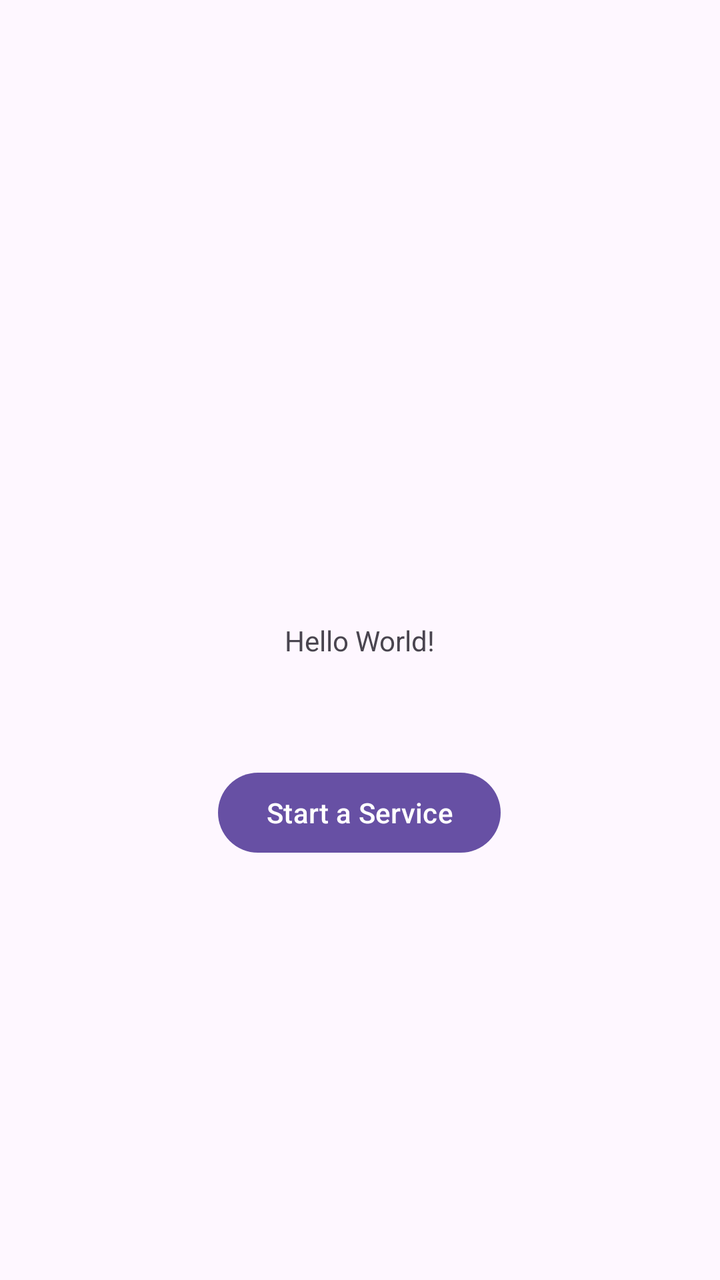
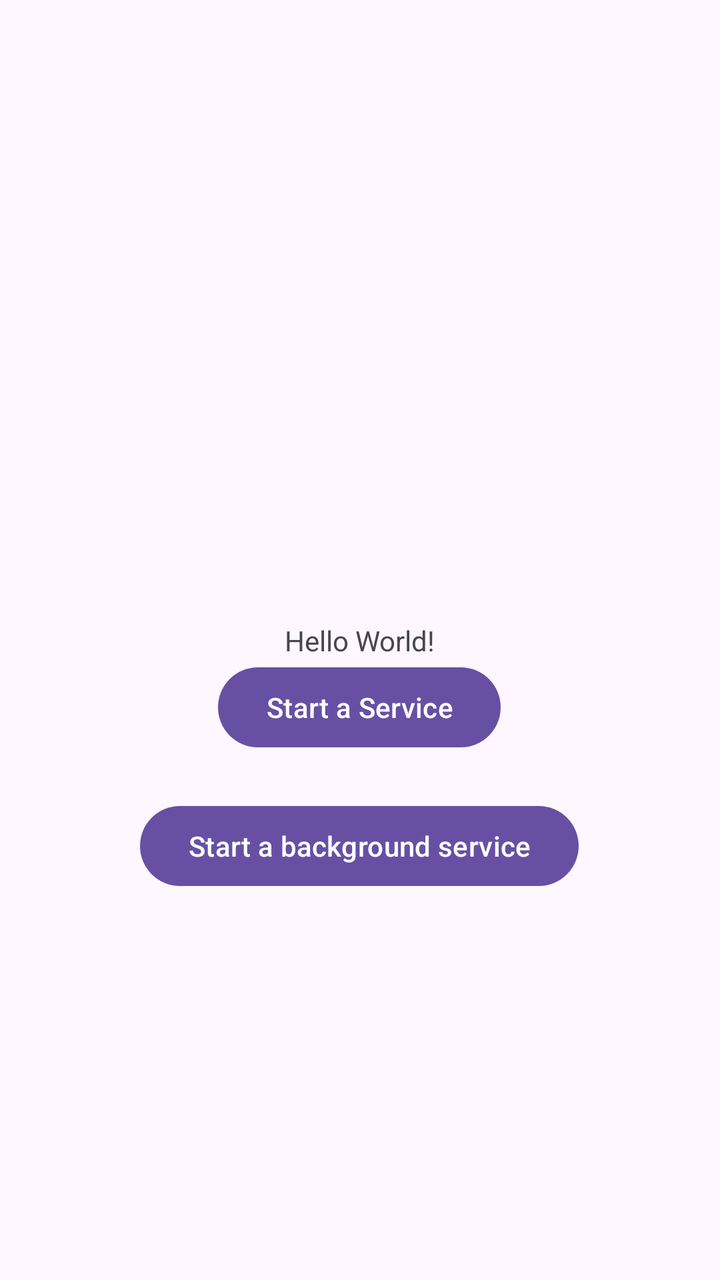

Compare the two renders of this Android layout. The source of the first and the diff that turns it into the second are given below.
<!-- AndroidManifest.xml: application theme Theme.PracticeApp -->
<!-- res/layout/activity_main.xml -->
<?xml version="1.0" encoding="utf-8"?>
<androidx.constraintlayout.widget.ConstraintLayout xmlns:android="http://schemas.android.com/apk/res/android"
    xmlns:app="http://schemas.android.com/apk/res-auto"
    xmlns:tools="http://schemas.android.com/tools"
    android:id="@+id/main"
    android:layout_width="match_parent"
    android:layout_height="match_parent"
    tools:context=".MainActivity">

    <TextView
        android:id="@+id/textView2"
        android:layout_width="wrap_content"
        android:layout_height="wrap_content"
        android:text="Hello World!"
        app:layout_constraintBottom_toBottomOf="parent"
        app:layout_constraintEnd_toEndOf="parent"
        app:layout_constraintStart_toStartOf="parent"
        app:layout_constraintTop_toTopOf="parent" />

    <Button
        android:id="@+id/button"
        android:layout_width="wrap_content"
        android:layout_height="wrap_content"
        android:text="Start a Service"
        app:layout_constraintBottom_toBottomOf="parent"
        app:layout_constraintEnd_toEndOf="parent"
        app:layout_constraintHorizontal_bias="0.498"
        app:layout_constraintStart_toStartOf="parent"
        app:layout_constraintTop_toBottomOf="@+id/textView2"
        app:layout_constraintVertical_bias="0.201" />

</androidx.constraintlayout.widget.ConstraintLayout>
<!-- resources referenced by this layout -->
<resources>
  <style name="Theme.PracticeApp" parent="Base.Theme.PracticeApp" />
  <style name="Base.Theme.PracticeApp" parent="Theme.Material3.DayNight.NoActionBar">
          
          
      </style>
</resources>

<!-- the commit's change to res/layout/activity_main.xml (unified diff, before → after) -->
@@ -18,15 +18,25 @@
         app:layout_constraintTop_toTopOf="parent" />
 
     <Button
-        android:id="@+id/button"
+        android:id="@+id/btn_foreground_service"
         android:layout_width="wrap_content"
         android:layout_height="wrap_content"
         android:text="Start a Service"
+        app:layout_constraintEnd_toEndOf="parent"
+        app:layout_constraintHorizontal_bias="0.498"
+        app:layout_constraintStart_toStartOf="parent"
+        app:layout_constraintTop_toBottomOf="@+id/textView2" />
+
+    <Button
+        android:id="@+id/btn_background_service"
+        android:layout_width="wrap_content"
+        android:layout_height="wrap_content"
+        android:text="Start a background service"
         app:layout_constraintBottom_toBottomOf="parent"
         app:layout_constraintEnd_toEndOf="parent"
         app:layout_constraintHorizontal_bias="0.498"
         app:layout_constraintStart_toStartOf="parent"
-        app:layout_constraintTop_toBottomOf="@+id/textView2"
-        app:layout_constraintVertical_bias="0.201" />
+        app:layout_constraintTop_toBottomOf="@+id/btn_foreground_service"
+        app:layout_constraintVertical_bias="0.1" />
 
 </androidx.constraintlayout.widget.ConstraintLayout>
